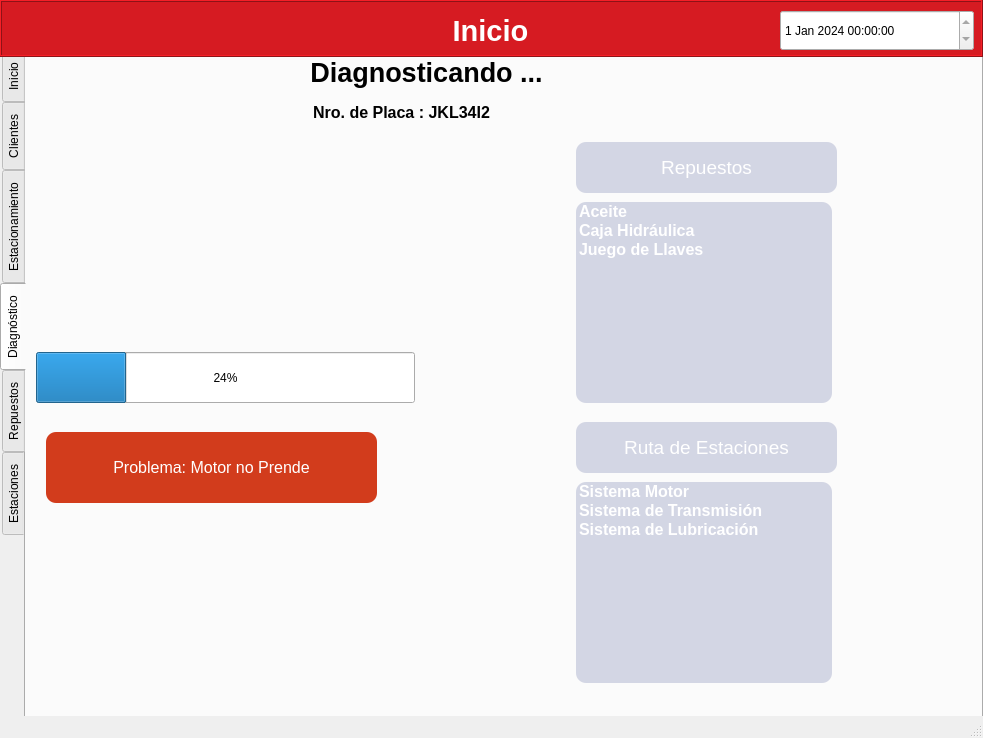
Above: src/taller/taller.ui from gabrielmj23/taller-mecanico-so before the change. Below: the same form after it.
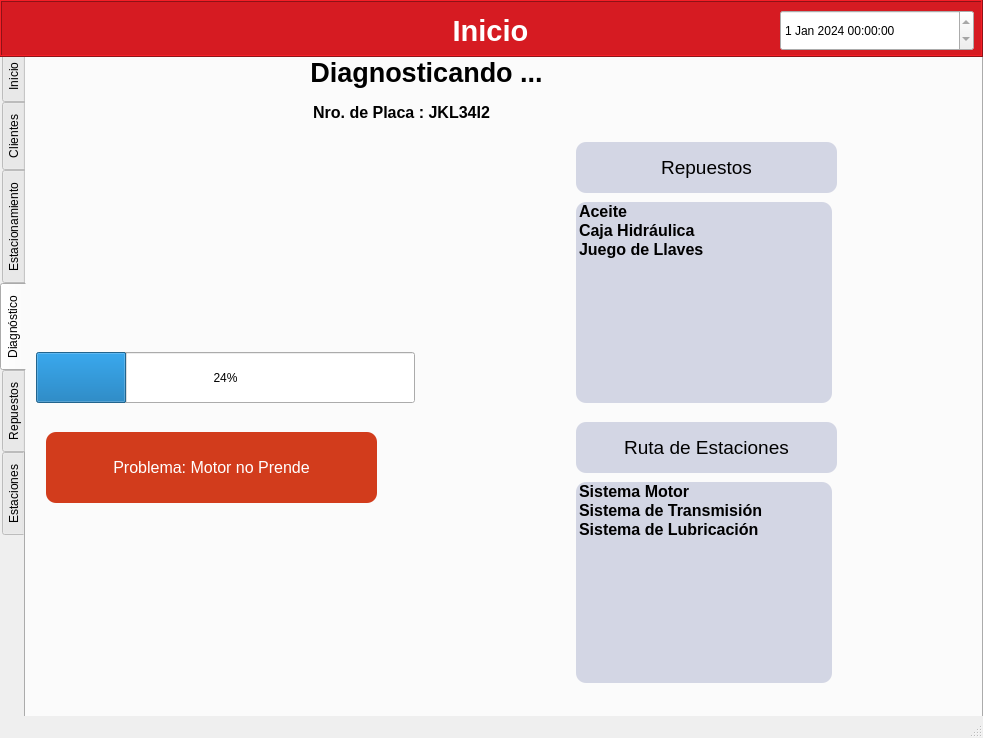
That is the form after the change. The open tabs and pages were chosen to show the change.

Commit message: Mostrar diagnóstico en pantalla de taller

Diff of the .ui file:
```diff
--- a/src/taller/taller.ui
+++ b/src/taller/taller.ui
@@ -626,7 +626,7 @@
       </property>
       <property name="styleSheet">
        <string notr="true">background-color: rgb(211, 214, 228);
-color: rgb(255, 255, 255);
+color: rgb(0, 0, 0);
 border-radius: 10px;</string>
       </property>
       <property name="frameShadow">
@@ -730,7 +730,7 @@
       </property>
       <property name="styleSheet">
        <string notr="true">background-color: rgb(211, 214, 228);
-color: rgb(255, 255, 255);
+color: rgb(0, 0, 0);
 border-color: qlineargradient(spread:pad, x1:0, y1:0, x2:1, y2:0, stop:0 rgba(0, 0, 0, 255), stop:1 rgba(255, 255, 255, 255));
 border-radius:10px;
 </string>
@@ -774,7 +774,7 @@
       </property>
       <property name="styleSheet">
        <string notr="true">background-color: rgb(211, 214, 228);
-color: rgb(255, 255, 255);
+color: rgb(0, 0, 0);
 border-color: qlineargradient(spread:pad, x1:0, y1:0, x2:1, y2:0, stop:0 rgba(0, 0, 0, 255), stop:1 rgba(255, 255, 255, 255));
 border-radius:10px;
 </string>
@@ -812,7 +812,7 @@
       </property>
       <property name="styleSheet">
        <string notr="true">background-color: rgb(211, 214, 228);
-color: rgb(255, 255, 255);
+color: rgb(0, 0, 0);
 border-radius: 10px;</string>
       </property>
       <property name="frameShadow">
```
Left out of the diff: 10 changed lines with no effect on the pictures. The commit also changes 7 other files.
